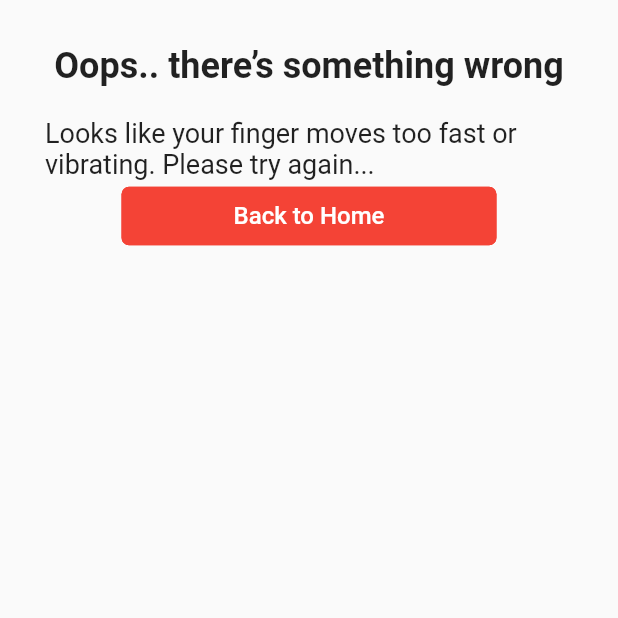
After one commit to nathasyae/heartrate, a Flutter app: the Invalid screen opened directly, on a phone screen of 412 x 824 dp, the top half of it. The commit adds this screen. Run offline on Flutter 3.47's test engine with Material 2 defaults, Android fonts, the phone set to English and light mode, and no system bars; our stand-ins replace camera, charts_flutter, cloud_firestore, firebase_auth, firebase_core, fluttertoast and 2 more; accounts and stored records are empty.

Commit message:
add invalid page, ui register login, datetime in log

```diff
--- a/lib/models/Log.dart
+++ b/lib/models/Log.dart
@@ -3,8 +3,9 @@ class Log{
   String uidUser;
   final double avgBPM;
   final String heartCondition;
+  DateTime dateTime;
 
-  Log({this.uidUser, this.avgBPM, this.heartCondition});
+  Log({this.uidUser, this.avgBPM, this.heartCondition, this.dateTime});
 
   factory Log.fromJson(Map<String, dynamic> json) {
     return Log(
--- /dev/null
+++ b/lib/pages/invalid.dart
@@ -0,0 +1,54 @@
+import 'package:flutter/material.dart';
+import 'package:heartrate/pages/result.dart';
+import 'package:heartrate/style.dart';
+
+class Invalid extends StatefulWidget {
+  @override
+  InvalidView createState() {
+    return InvalidView();
+  }
+}
+
+class InvalidView extends State<Invalid> {
+  @override
+  Widget build(BuildContext context) {
+    return Scaffold(
+        body: Container(
+            margin: const EdgeInsets.all(30),
+            child: SafeArea(
+                child: Column(
+                    crossAxisAlignment: CrossAxisAlignment.center,
+                    children: <Widget>[
+                      Text("Oops.. there’s something wrong",
+                          style: TextStyle(fontSize: 24.0, fontWeight: FontWeight.bold)),
+                      SizedBox(height: 20),
+                      Text("Looks like your finger moves too fast or vibrating. Please try again...",
+                          style: mainTheme.textTheme.bodyText1),
+                      FlatButton(
+                        minWidth: 250,
+                        color: Colors.red,
+                        textColor: Colors.white,
+                        disabledColor: Colors.grey,
+                        disabledTextColor: Colors.black,
+                        padding: EdgeInsets.all(10.0),
+                        // splashColor: secondaryRed,
+                        shape: RoundedRectangleBorder(
+                            borderRadius: BorderRadius.circular(5.0),
+                            side: BorderSide(color: Colors.red)
+                        ),
+                        onPressed: () {
+                          Navigator.pop(context);
+                        },
+                        child: Text(
+                          "Back to Home",
+                          style: TextStyle(fontSize: 16.0),
+                        ),
+                      ),
+                    ]
+                )
+            )
+        )
+    );
+  }
+
+}
--- a/lib/pages/profile.dart
+++ b/lib/pages/profile.dart
@@ -79,7 +79,7 @@ class _ProfileState extends State<Profile> {
                 Text("Health Check Record", style: TextStyle(fontSize: 24.0)),
                 SizedBox(height:10),
                 StreamBuilder(
-                  stream: Firestore.instance.collection("log").where('useruid', isEqualTo: widget.uid).snapshots(),
+                  stream: Firestore.instance.collection("log").where('uiduser', isEqualTo: widget.uid).snapshots(),
                   builder: (context, snapshot){
                     if(!snapshot.hasData){
                       return Text('No Data...');
@@ -98,7 +98,7 @@ class _ProfileState extends State<Profile> {
                                     Column(
                                       children: [
                                       Text(ds["heartCondition"]),
-                                        Text('tanggal'),
+                                      Text(ds["dateTime"].toDate().toString()),
                                     ]),
                                     Row(
                                       mainAxisAlignment: MainAxisAlignment.center,
--- a/lib/pages/symptomps.dart
+++ b/lib/pages/symptomps.dart
@@ -28,8 +28,11 @@ class SymptompsState extends State<Symptomps> {
   Widget build(BuildContext context) {
     return new Scaffold(
       body: Container(
+          margin: const EdgeInsets.all(30),
         child: Column(
           children: [
+            Text("Choose the symptoms you have:",
+                style: TextStyle(fontSize: 24.0, fontWeight: FontWeight.bold)),
             ListView(
               shrinkWrap: true,
               children: values.keys.map((String key) {
```
Also changed, not shown: lib/pages/checkHeartRate.dart (+10 -8 lines), lib/pages/login.dart (+23 -17 lines), lib/pages/register.dart (+25 -20 lines), lib/pages/error.dart (deleted).
